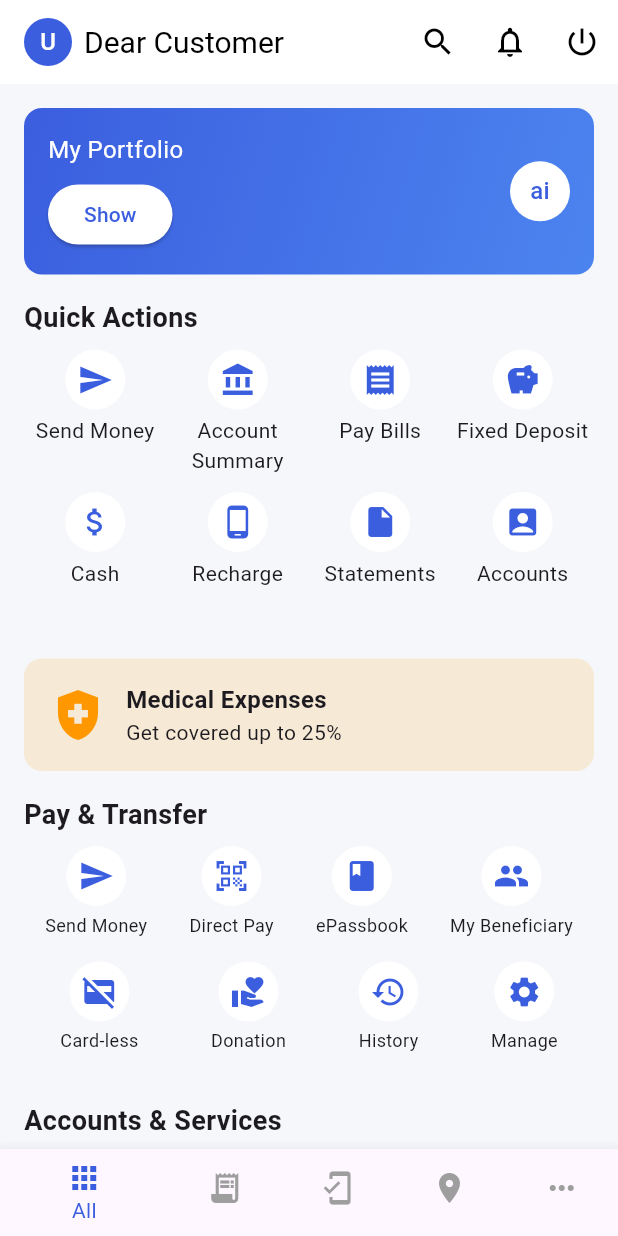
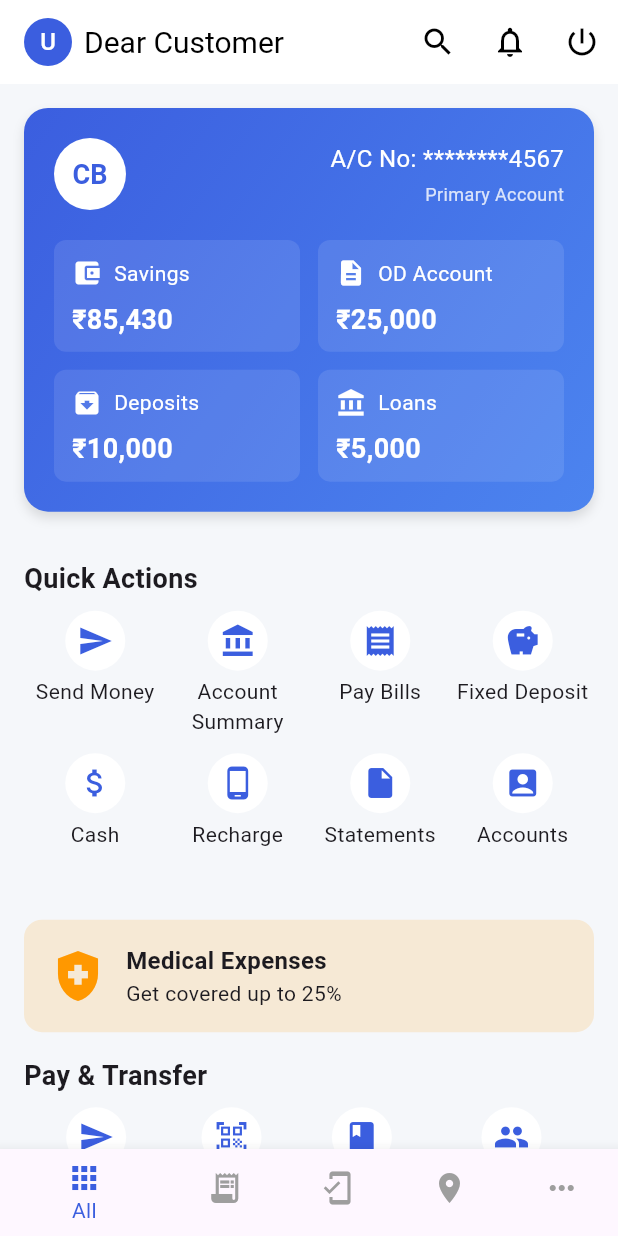
Before and after one commit to manya7s/canbank, a Flutter app: the HomePage screen opened directly, on a phone screen of 412 x 824 dp. Run offline on Flutter 3.47's test engine with Material 3 defaults, Android fonts, the phone set to English and light mode, and no system bars.

Commit message:
Profile card updated

```diff
--- a/lib/screens/home_page.dart
+++ b/lib/screens/home_page.dart
@@ -45,7 +45,6 @@ class HomePage extends StatelessWidget {
             tooltip: 'Logout',
           ),
         ],
-
       ),
       body: SingleChildScrollView(
         padding: EdgeInsets.all(16),
@@ -60,7 +59,7 @@ class HomePage extends StatelessWidget {
                 Navigator.push(context, MaterialPageRoute(builder: (_) => TransferTypePage()));
               }},
               {'label': 'Account Summary', 'icon': Icons.account_balance, 'action': () {}},
-              {'label': 'Pay Bills', 'icon': Icons.receipt, 'action': () {}},
+              {'label': 'Pay Bills', 'icon': Icons.receipt, 'action': () {}},  // Fixed typo: receipt -> receipt
               {'label': 'Fixed Deposit', 'icon': Icons.savings, 'action': () {}},
               {'label': 'Cash', 'icon': Icons.attach_money, 'action': () {}},
               {'label': 'Recharge', 'icon': Icons.phone_android, 'action': () {}},
@@ -134,37 +133,139 @@ class HomePage extends StatelessWidget {
 
   Widget _portfolioCard() => Container(
     width: double.infinity,
-    padding: EdgeInsets.all(16),
+    padding: EdgeInsets.all(20),
+    margin: EdgeInsets.only(bottom: 16),
     decoration: BoxDecoration(
       gradient: LinearGradient(
         colors: [Color(0xFF3B5EDF), Color(0xFF4C84EF)],
         begin: Alignment.topLeft,
         end: Alignment.bottomRight,
       ),
-      borderRadius: BorderRadius.circular(12),
+      borderRadius: BorderRadius.circular(16),
+      boxShadow: [
+        BoxShadow(
+          color: Colors.black12,
+          blurRadius: 6,
+          offset: Offset(0, 4),
+        ),
+      ],
     ),
-    child: Row(
-      mainAxisAlignment: MainAxisAlignment.spaceBetween,
+    child: Column(
+      crossAxisAlignment: CrossAxisAlignment.start,
       children: [
-        Column(
-          crossAxisAlignment: CrossAxisAlignment.start,
+        Row(
+          mainAxisAlignment: MainAxisAlignment.spaceBetween,
           children: [
-            Text("My Portfolio", style: TextStyle(color: Colors.white, fontSize: 16)),
-            SizedBox(height: 8),
-            ElevatedButton(
-              onPressed: () {},
-              style: ElevatedButton.styleFrom(backgroundColor: Colors.white),
-              child: Text("Show", style: TextStyle(color: Color(0xFF3B5EDF))),
+            // Logo
+            CircleAvatar(
+              radius: 24,
+              backgroundColor: Colors.white,
+              child: Text(
+                "CB",
+                style: TextStyle(
+                  color: Color(0xFF3B5EDF),
+                  fontWeight: FontWeight.bold,
+                  fontSize: 18,
+                ),
+              ),
+            ),
+            // Account Number
+            Column(
+              crossAxisAlignment: CrossAxisAlignment.end,
+              children: [
+                Text(
+                  "A/C No: ********4567",
+                  style: TextStyle(
+                    color: Colors.white,
+                    fontSize: 16,
+                  ),
+                ),
+                SizedBox(height: 4),
+                Text(
+                  "Primary Account",
+                  style: TextStyle(
+                    color: Colors.white.withOpacity(0.8),
+                    fontSize: 12,
+                  ),
+                ),
+              ],
             ),
           ],
         ),
-        CircleAvatar(
-          backgroundColor: Colors.white,
-          child: Text("ai", style: TextStyle(color: Color(0xFF3B5EDF))),
+        SizedBox(height: 20),
+        // Portfolio items in 2x2 grid with amounts
+        GridView.count(
+          shrinkWrap: true,
+          physics: NeverScrollableScrollPhysics(),
+          crossAxisCount: 2,
+          childAspectRatio: 2.2,
+          mainAxisSpacing: 12,
+          crossAxisSpacing: 12,
+          children: [
+            _buildPortfolioItemWithAmount(
+                Icons.account_balance_wallet,
+                "Savings",
+                "₹85,430"
+            ),
+            _buildPortfolioItemWithAmount(
+                Icons.description,
+                "OD Account",
+                "₹25,000"
+            ),
+            _buildPortfolioItemWithAmount(
+                Icons.archive,
+                "Deposits",
+                "₹10,000"
+            ),
+            _buildPortfolioItemWithAmount(
+                Icons.account_balance,
+                "Loans",
+                "₹5,000"
+            ),
+          ],
         ),
       ],
     ),
   );
+
+  Widget _buildPortfolioItemWithAmount(IconData icon, String label, String amount) {
+    return Container(
+      decoration: BoxDecoration(
+        color: Colors.white.withOpacity(0.1),
+        borderRadius: BorderRadius.circular(8),
+      ),
+      child: Padding(
+        padding: EdgeInsets.all(12),
+        child: Column(
+          crossAxisAlignment: CrossAxisAlignment.start,
+          children: [
+            Row(
+              children: [
+                Icon(icon, color: Colors.white, size: 20),
+                SizedBox(width: 8),
+                Text(
+                  label,
+                  style: TextStyle(
+                    color: Colors.white,
+                    fontSize: 14,
+                  ),
+                ),
+              ],
+            ),
+            SizedBox(height: 8),
+            Text(
+              amount,
+              style: TextStyle(
+                color: Colors.white,
+                fontSize: 18,
+                fontWeight: FontWeight.bold,
+              ),
+            ),
+          ],
+        ),
+      ),
+    );
+  }
 
   Widget _promoBanner(String title, String subtitle, IconData icon, Color color) => Container(
     width: double.infinity,
```
